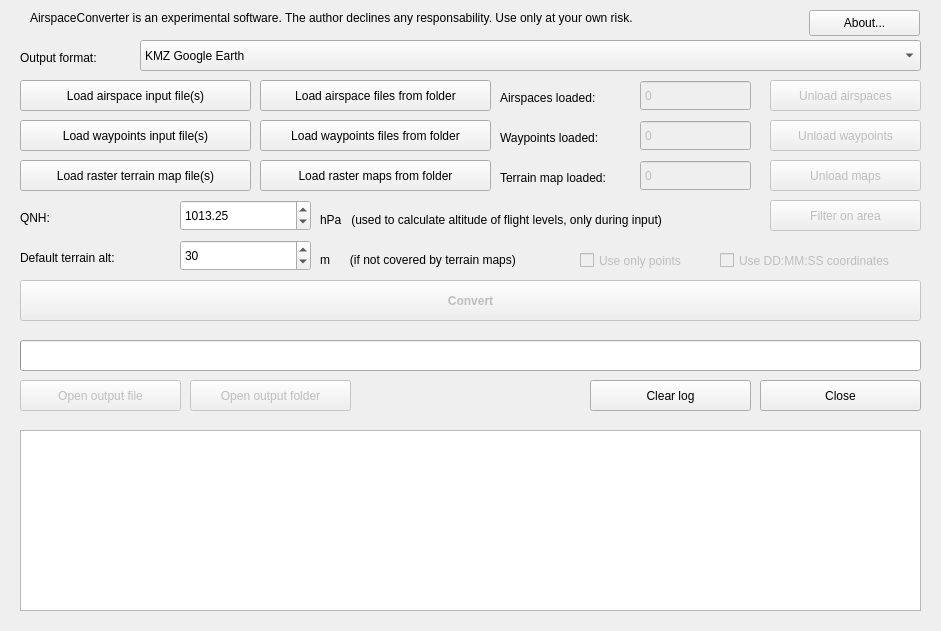
Qt form AirspaceConverterQt/mainwindow.ui (alus-it/AirspaceConverter) before a commit.
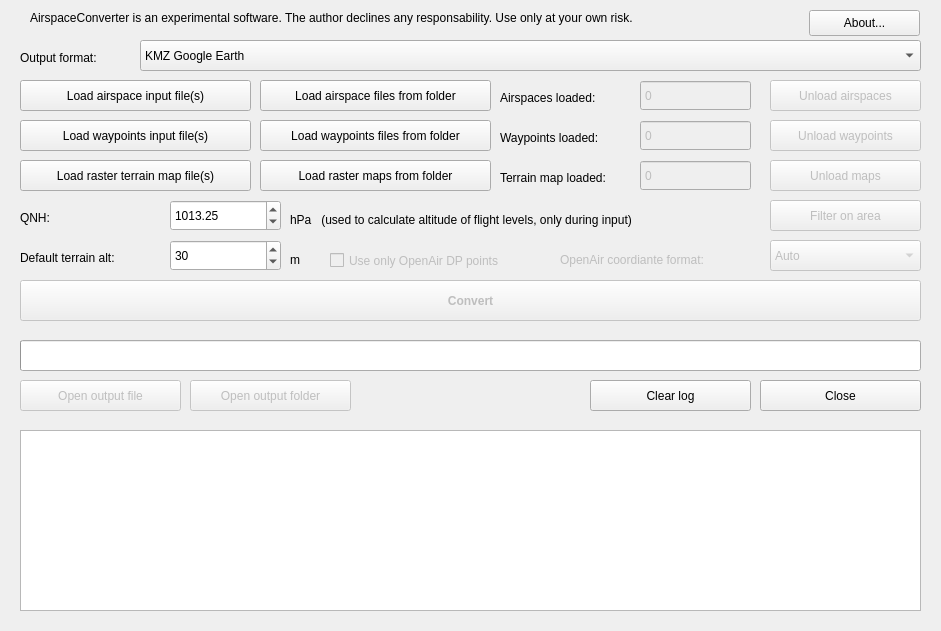
The same form after that commit. Icons and pictures are not drawn.

Commit message: Adapted Qt UI to use the new OpenAir coordinate format options

The edit to the form file:
```diff
--- a/AirspaceConverterQt/mainwindow.ui
+++ b/AirspaceConverterQt/mainwindow.ui
@@ -483,7 +483,7 @@
      <rect>
       <x>20</x>
       <y>210</y>
-      <width>151</width>
+      <width>141</width>
       <height>16</height>
      </rect>
     </property>
@@ -497,9 +497,9 @@
    <widget class="QDoubleSpinBox" name="QNHspinBox">
     <property name="geometry">
      <rect>
-      <x>180</x>
+      <x>170</x>
       <y>200</y>
-      <width>131</width>
+      <width>111</width>
       <height>31</height>
      </rect>
     </property>
@@ -519,9 +519,9 @@
    <widget class="QLabel" name="label_7">
     <property name="geometry">
      <rect>
-      <x>320</x>
+      <x>290</x>
       <y>210</y>
-      <width>591</width>
+      <width>461</width>
       <height>20</height>
      </rect>
     </property>
@@ -537,7 +537,7 @@
      <rect>
       <x>20</x>
       <y>250</y>
-      <width>151</width>
+      <width>141</width>
       <height>16</height>
      </rect>
     </property>
@@ -551,9 +551,9 @@
    <widget class="QLabel" name="label_9">
     <property name="geometry">
      <rect>
-      <x>320</x>
+      <x>290</x>
       <y>250</y>
-      <width>251</width>
+      <width>31</width>
       <height>20</height>
      </rect>
     </property>
@@ -561,15 +561,15 @@
      <locale language="English" country="UnitedStates"/>
     </property>
     <property name="text">
-     <string>m      (if not covered by terrain maps)</string>
+     <string>m</string>
     </property>
    </widget>
    <widget class="QSpinBox" name="defaultAltSpinBox">
     <property name="geometry">
      <rect>
-      <x>180</x>
+      <x>170</x>
       <y>240</y>
-      <width>131</width>
+      <width>111</width>
       <height>31</height>
      </rect>
     </property>
@@ -709,9 +709,9 @@
     </property>
     <property name="geometry">
      <rect>
-      <x>580</x>
+      <x>330</x>
       <y>250</y>
-      <width>131</width>
+      <width>221</width>
       <height>21</height>
      </rect>
     </property>
@@ -719,26 +719,57 @@
      <string>&lt;html&gt;&lt;head/&gt;&lt;body&gt;&lt;p&gt;Only when writing to OpenAir this option forces the converter to don't use OpenAir arc (DA) and circle (DC) definititions but only points (DP). This option can be useful when comparing to other OpenAir files made with only points, otherwise it is better to keep it disabled and take advantage of the use of arcs and circles, resulting in smaller OpenAir files.&lt;/p&gt;&lt;/body&gt;&lt;/html&gt;</string>
     </property>
     <property name="text">
-     <string>Use only points</string>
+     <string>Use only OpenAir DP points</string>
     </property>
    </widget>
-   <widget class="QCheckBox" name="secondsCheckBox">
+   <widget class="QComboBox" name="openAirCoordinateTypeComboBox">
     <property name="enabled">
      <bool>false</bool>
     </property>
     <property name="geometry">
      <rect>
-      <x>720</x>
+      <x>770</x>
+      <y>240</y>
+      <width>151</width>
+      <height>31</height>
+     </rect>
+    </property>
+    <property name="currentIndex">
+     <number>2</number>
+    </property>
+    <item>
+     <property name="text">
+      <string>DD:MM.MMM</string>
+     </property>
+    </item>
+    <item>
+     <property name="text">
+      <string>DD:MM:SS</string>
+     </property>
+    </item>
+    <item>
+     <property name="text">
+      <string>Auto</string>
+     </property>
+    </item>
+   </widget>
+   <widget class="QLabel" name="openAirCoordonateFormatLabel">
+    <property name="enabled">
+     <bool>false</bool>
+    </property>
+    <property name="geometry">
+     <rect>
+      <x>560</x>
       <y>250</y>
-      <width>211</width>
-      <height>21</height>
+      <width>201</width>
+      <height>20</height>
      </rect>
     </property>
     <property name="toolTip">
      <string>&lt;html&gt;&lt;head/&gt;&lt;body&gt;&lt;p&gt;Only when writing to OpenAir this option forces the converter to express the coordinates using degrees minutes and seconds (DD:MM:SS). This option can be useful when comparing to other OpenAir files with coordinates expressed in the traditional way. Otherwise the coordinates are expressed in degrees and decimal minutes (DD:MM.MMM) which is more precise.&lt;/p&gt;&lt;/body&gt;&lt;/html&gt;</string>
     </property>
     <property name="text">
-     <string>Use DD:MM:SS coordinates</string>
+     <string>OpenAir coordiante format:</string>
     </property>
    </widget>
   </widget>
```
Left out of the diff: 8 changed lines with no effect on the pictures. The commit also changes 1 other file.
